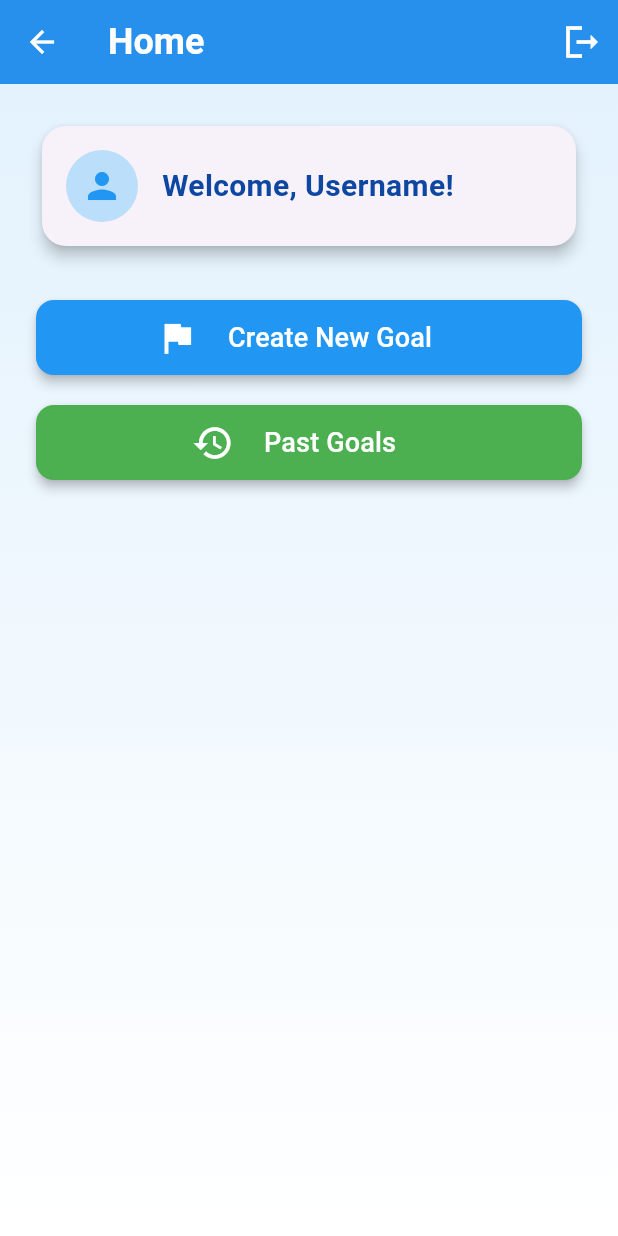
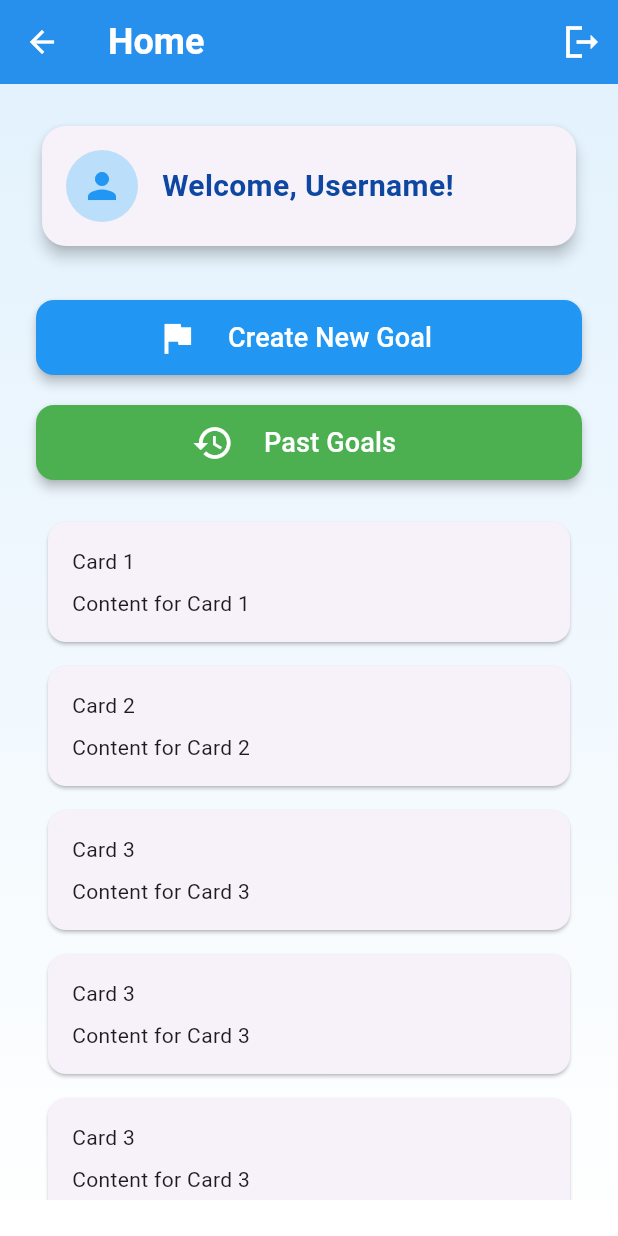
Before and after one commit to byudevelopers/GoalTracker, a Flutter app: the Home screen opened directly, on a phone screen of 412 x 824 dp. Run offline on Flutter 3.47's test engine with Material 3 defaults, Android fonts, the light colour scheme and no system bars.

Commit message:
added list and cards

```diff
--- /dev/null
+++ b/goal_tracker/lib/goalCard.dart
@@ -0,0 +1,37 @@
+import 'package:flutter/material.dart';
+
+class GoalCard extends StatelessWidget {
+  final String title;
+  final Widget? child;
+  final VoidCallback? onTap;
+
+  const GoalCard({
+    Key? key,
+    required this.title,
+    this.child,
+    this.onTap,
+  }) : super(key: key);
+
+  @override
+  Widget build(BuildContext context) {
+    return Card(
+      margin: const EdgeInsets.all(8),
+      child: InkWell(
+        onTap: onTap,
+        child: Padding(
+          padding: const EdgeInsets.all(16),
+          child: Column(
+            crossAxisAlignment: CrossAxisAlignment.start,
+            children: [
+              Text(
+                title,
+              ),
+              if (child != null) const SizedBox(height: 8),
+              if (child != null) child!,
+            ],
+          ),
+        ),
+      ),
+    );
+  }
+}
--- a/goal_tracker/lib/home.dart
+++ b/goal_tracker/lib/home.dart
@@ -1,4 +1,6 @@
 import 'package:flutter/material.dart';
+import 'package:goal_tracker/goalCard.dart';
+
 
 class Home extends StatefulWidget {
   const Home({super.key});
@@ -8,6 +10,18 @@ class Home extends StatefulWidget {
 }
 
 class _HomeState extends State<Home> {
+  final List<Map<String, dynamic>> items = [
+  {'title': 'Card 1', 'content': 'Content for Card 1'},
+  {'title': 'Card 2', 'content': 'Content for Card 2'},
+  {'title': 'Card 3', 'content': 'Content for Card 3'},
+  {'title': 'Card 3', 'content': 'Content for Card 3'},
+  {'title': 'Card 3', 'content': 'Content for Card 3'},
+  {'title': 'Card 3', 'content': 'Content for Card 3'},
+  {'title': 'Card 3', 'content': 'Content for Card 3'},
+  {'title': 'Card 3', 'content': 'Content for Card 3'},
+  {'title': 'Card 3', 'content': 'Content for Card 3'},
+  {'title': 'Card 3', 'content': 'Content for Card 3'},
+  ];
   @override
   Widget build(BuildContext context) {
     return Scaffold(
@@ -94,6 +108,21 @@ class _HomeState extends State<Home> {
                 onPressed: () {},
               ),
               SizedBox(height: 20),
+              Expanded(
+                child: ListView.builder(
+                  itemCount: items.length,
+                  itemBuilder: (context, index) {
+                    return GoalCard(
+                      title: items[index]['title'],
+                      child: Text(items[index]['content']),
+                      onTap: () {
+                        // Handle card tap
+                        print('Tapped on ${items[index]['title']}');
+                      },
+                    );
+                  },
+                ),
+              )
             ],
           ),
         ),
```
